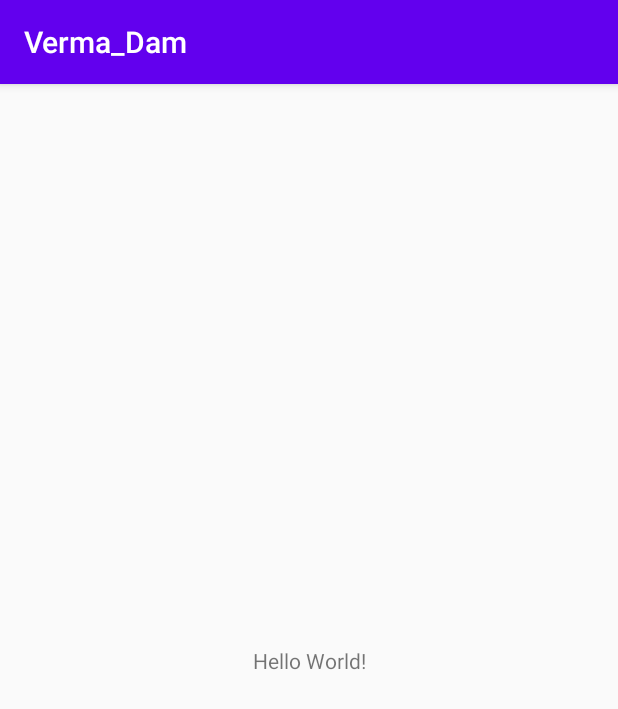
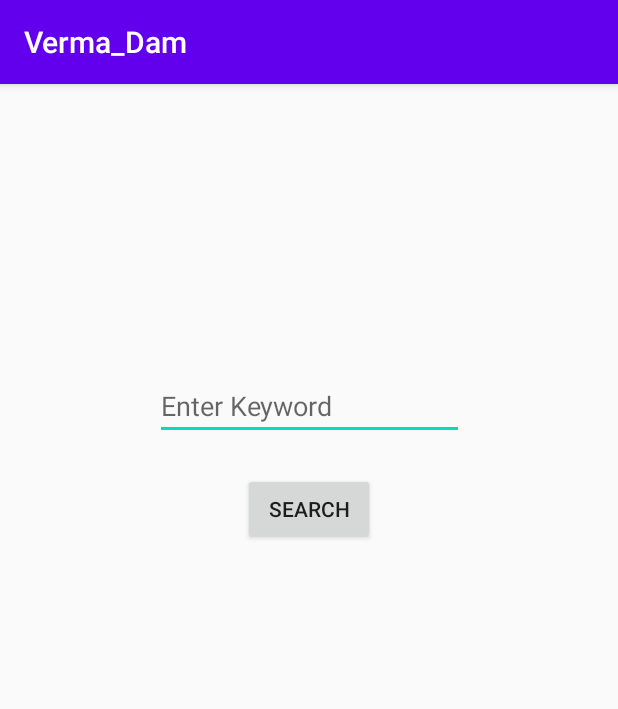
Before and after one commit to yogiduzit/comp3717-assignment1, an Android app: the screen it shows after launch (MainActivity), on a phone screen of 412 x 824 dp. Shown: the top 709 px of the screen. Run offline under Robolectric (Android 15) with nearby library versions, the phone set to English and light mode, and no system bars.

Commit message:
added the News Details page, need to remove the hardcoded text and image size once the back end is working

```diff
--- a/app/src/main/AndroidManifest.xml
+++ b/app/src/main/AndroidManifest.xml
@@ -9,6 +9,7 @@
         android:roundIcon="@mipmap/news_logo_round"
         android:supportsRtl="true"
         android:theme="@style/AppTheme">
+        <activity android:name=".NewsDetailsActivity"/>
         <activity android:name=".MainActivity">
             <intent-filter>
                 <action android:name="android.intent.action.MAIN" />
--- a/app/src/main/res/layout/activity_main.xml
+++ b/app/src/main/res/layout/activity_main.xml
@@ -6,13 +6,48 @@
     android:layout_height="match_parent"
     tools:context=".MainActivity">
 
-    <TextView
+    <androidx.constraintlayout.widget.Guideline
+        android:id="@+id/vert25"
         android:layout_width="wrap_content"
         android:layout_height="wrap_content"
-        android:text="Hello World!"
-        app:layout_constraintBottom_toBottomOf="parent"
+        android:orientation="horizontal"
+        app:layout_constraintGuide_percent="0.25" />
+    <androidx.constraintlayout.widget.Guideline
+        android:id="@+id/vert40"
+        android:layout_width="wrap_content"
+        android:layout_height="wrap_content"
+        android:orientation="horizontal"
+        app:layout_constraintGuide_percent="0.40"/>
+    <androidx.constraintlayout.widget.Guideline
+        android:id="@+id/horz25"
+        android:layout_width="wrap_content"
+        android:layout_height="wrap_content"
+        android:orientation="vertical"
+        app:layout_constraintGuide_percent="0.25" />
+    <androidx.constraintlayout.widget.Guideline
+        android:id="@+id/horz75"
+        android:layout_width="wrap_content"
+        android:layout_height="wrap_content"
+        android:orientation="vertical"
+        app:layout_constraintGuide_percent="0.75" />
+
+    <EditText
+        android:layout_width="0dp"
+        android:layout_height="wrap_content"
+        android:autofillHints="@string/enter"
+        android:hint="@string/enter"
+        android:inputType="text"
+        app:layout_constraintLeft_toLeftOf="@id/horz25"
+        app:layout_constraintRight_toRightOf="@id/horz75"
+        app:layout_constraintTop_toTopOf="@id/vert25" />
+
+    <Button
+        android:layout_width="wrap_content"
+        android:layout_height="wrap_content"
+        android:text="@string/search"
         app:layout_constraintLeft_toLeftOf="parent"
         app:layout_constraintRight_toRightOf="parent"
-        app:layout_constraintTop_toTopOf="parent" />
+        app:layout_constraintBottom_toTopOf="@id/vert40"
+        android:onClick="onSearchClick"/>
 
 </androidx.constraintlayout.widget.ConstraintLayout>
--- a/app/src/main/res/values/strings.xml
+++ b/app/src/main/res/values/strings.xml
@@ -1,3 +1,10 @@
 <resources>
     <string name="app_name">Verma_Dam</string>
+    <string name="enter">Enter Keyword</string>
+    <string name="search">Search</string>
+    <string name="article_photo">Article Photo</string>
+    <string name="source">Source:</string>
+    <string name="author">Author:</string>
+    <string name="publish_date">Published At:</string>
+    <string name="origin">Original Story:</string>
 </resources>
```
Also changed, not shown: app/src/main/java/com/example/verma_dam/MainActivity.java (+7 -0 lines), app/src/main/java/com/example/verma_dam/NewsDetailsActivity.java (added, +14 -0 lines), app/src/main/res/layout/activity_news_details.xml (added, +66 -0 lines).
